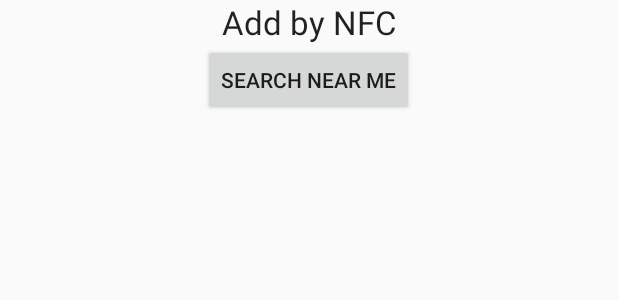
After one commit to bladdragon/MasterDater, an Android app: the layout fragment_nfc.xml on its own in the app's theme, with its tools: preview values and no code run, on a phone screen of 412 x 824 dp. The commit adds this screen. Shown: the top 300 px of the screen. Run offline under Robolectric (Android 15) with nearby library versions, the phone set to English and light mode, and no system bars.

Commit message:
NFC initial layout
layout file added for NFC page, textview and button added

```diff
--- /dev/null
+++ b/app/src/main/res/layout/fragment_nfc.xml
@@ -0,0 +1,20 @@
+<?xml version="1.0" encoding="utf-8"?>
+<LinearLayout xmlns:android="http://schemas.android.com/apk/res/android"
+    android:orientation="vertical" android:layout_width="match_parent"
+    android:layout_height="match_parent">
+
+    <TextView
+        android:layout_width="wrap_content"
+        android:layout_height="wrap_content"
+        android:textAppearance="?android:attr/textAppearanceLarge"
+        android:text= "@string/add_by_nfc"
+        android:id="@+id/addByMe_textView"
+        android:layout_gravity="center_horizontal"/>
+
+    <Button
+        android:layout_width="wrap_content"
+        android:layout_height="wrap_content"
+        android:text="@string/search_near_me"
+        android:id="@+id/searchNearMe_button"
+        android:layout_gravity="center_horizontal" />
+</LinearLayout>
--- a/app/src/main/res/values/strings.xml
+++ b/app/src/main/res/values/strings.xml
@@ -1,4 +1,6 @@
 <resources>
     <string name="app_name">MasterDater</string>
     <string name="action_calendar">My Calendar</string>
+    <string name="add_by_nfc">Add by NFC</string>
+    <string name="search_near_me">Search near me</string>
 </resources>
```
